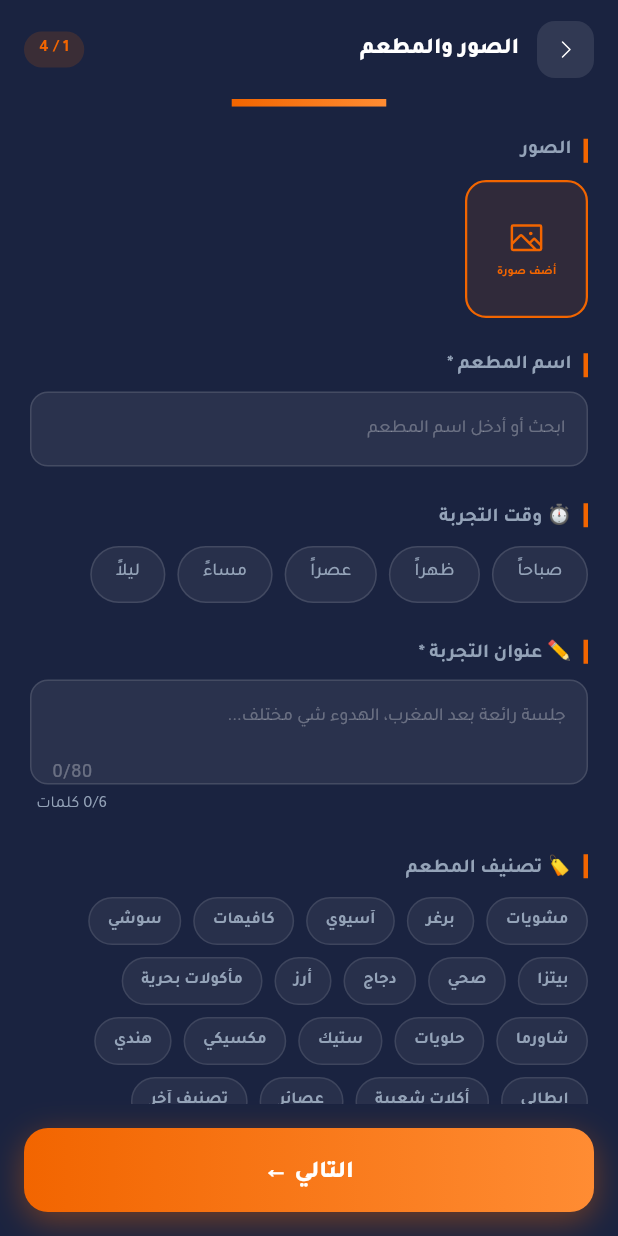
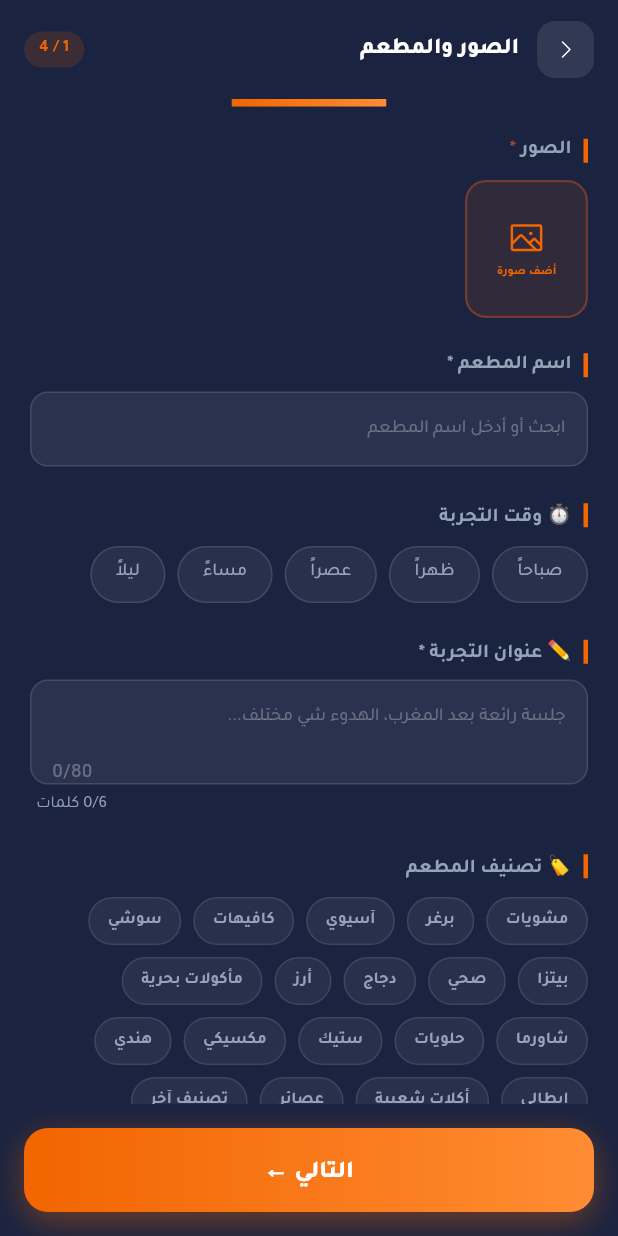
Before and after one commit to azz-11/aishay_app-, a Flutter app: the AddExperienceScreen screen opened directly, on a phone screen of 412 x 824 dp. Run offline on Flutter 3.47's test engine with Material 3 defaults, Android fonts, the phone set to English and light mode, and no system bars; our stand-ins replace cached_network_image, flutter_dotenv, flutter_map, geolocator, google_fonts, google_sign_in and 7 more; accounts and stored records are empty.

Commit message:
feat: mandatory photo validation in add experience
Co-Authored-By: Claude Opus 4.8 <noreply@anthropic.com>

```diff
--- a/lib/add_experience_screen.dart
+++ b/lib/add_experience_screen.dart
@@ -262,6 +262,20 @@ class _AddExperienceScreenState extends State<AddExperienceScreen>
   bool _isTitleValid(String title) => _titleWordCount(title) <= 6;
 
   Future<void> _submit() async {
+    // Photos are mandatory — at least one is required before saving.
+    if (_imageBytes.isEmpty) {
+      setState(() => _error = 'يرجى إضافة صورة واحدة على الأقل');
+      ScaffoldMessenger.of(context).showSnackBar(
+        SnackBar(
+          content: Text('يرجى إضافة صورة واحدة على الأقل للتجربة',
+              style: GoogleFonts.tajawal(), textAlign: TextAlign.right),
+          backgroundColor: const Color(0xFFb84b29),
+          behavior: SnackBarBehavior.floating,
+        ),
+      );
+      return;
+    }
+
     if (_restaurantName == null || _restaurantName!.isEmpty) {
       setState(() => _error = AppStrings.enterRestaurantName);
       return;
@@ -669,7 +683,20 @@ class _AddExperienceScreenState extends State<AddExperienceScreen>
             child: Column(
               crossAxisAlignment: CrossAxisAlignment.start,
               children: [
-                _label(AppStrings.photos),
+                Row(
+                  children: [
+                    Container(
+                        width: 3, height: 16, color: _kOrange,
+                        margin: const EdgeInsets.only(left: 8)),
+                    Text(AppStrings.photos,
+                        style: _tj(13,
+                            weight: FontWeight.w700, color: _kTextSec)),
+                    Text(' *',
+                        style: _tj(13,
+                            weight: FontWeight.w700,
+                            color: const Color(0xFFb84b29))),
+                  ],
+                ),
                 const SizedBox(height: 10),
                 SizedBox(
                   height: 92,
@@ -682,7 +709,13 @@ class _AddExperienceScreenState extends State<AddExperienceScreen>
                           width: 82, height: 82,
                           margin: const EdgeInsets.only(left: 8),
                           decoration: BoxDecoration(
-                            border: Border.all(color: _kOrange, width: 1.5),
+                            // Red border draws attention while no photo is added.
+                            border: Border.all(
+                                color: _imageBytes.isEmpty
+                                    ? const Color(0xFFb84b29)
+                                        .withValues(alpha: 0.5)
+                                    : _kOrange,
+                                width: 1.5),
                             borderRadius: BorderRadius.circular(14),
                             color: _kOrange.withValues(alpha: 0.1),
                           ),
@@ -1687,7 +1720,7 @@ class _AddExperienceScreenState extends State<AddExperienceScreen>
           ),
         ),
         _nextBtn(_loading ? '...' : AppStrings.publishExperienceCta,
-            _loading ? () {} : _submit),
+            _loading ? () {} : _submit, muted: _imageBytes.isEmpty),
       ],
     );
   }
@@ -1815,10 +1848,12 @@ class _AddExperienceScreenState extends State<AddExperienceScreen>
     ),
   );
 
-  Widget _nextBtn(String label, VoidCallback onTap) {
+  Widget _nextBtn(String label, VoidCallback onTap, {bool muted = false}) {
     return GestureDetector(
       onTap: onTap,
-      child: Container(
+      child: Opacity(
+        opacity: muted ? 0.55 : 1.0,
+        child: Container(
         width: double.infinity,
         height: 56,
         margin: const EdgeInsets.all(16),
@@ -1838,6 +1873,7 @@ class _AddExperienceScreenState extends State<AddExperienceScreen>
         child: Center(
           child: Text(label, style: _tj(16, weight: FontWeight.w800)),
         ),
+        ),
       ),
     );
   }
```
